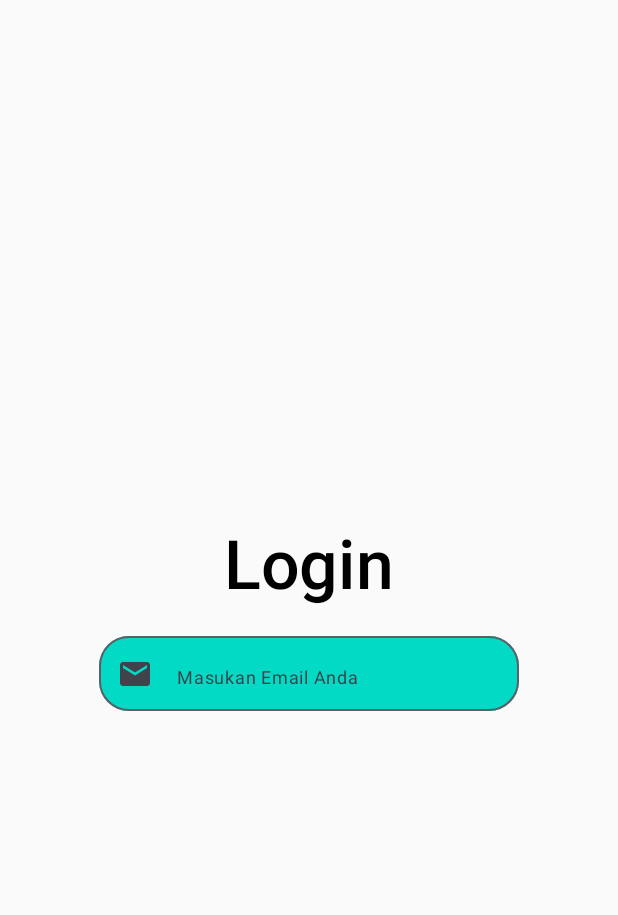
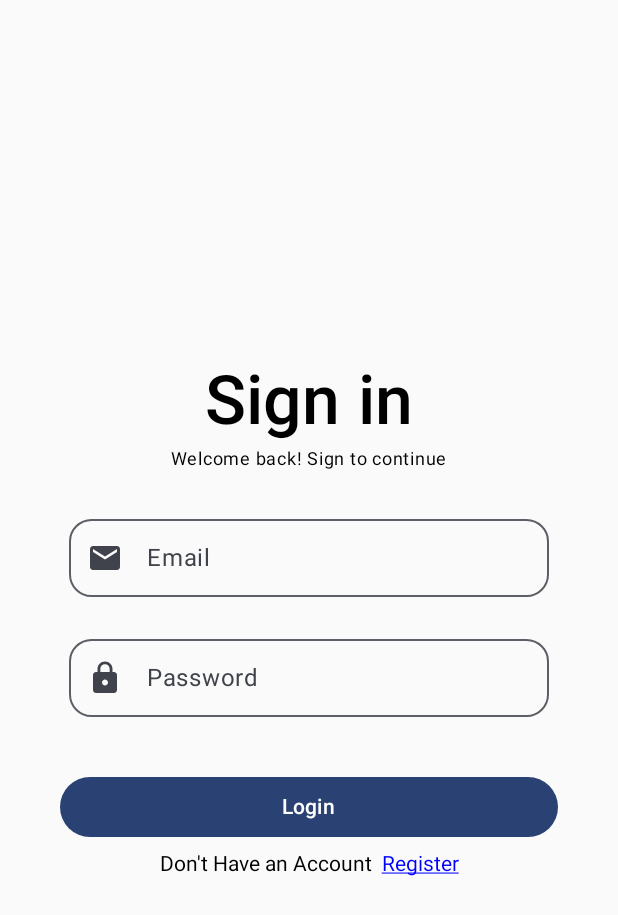
Before and after one commit to CH2-PS324/palomade_compose, an Android app built with Jetpack Compose: the @Preview function LoginScreenPreview, on a phone screen of 412 x 824 dp. Shown: the top 915 px of the screen. Run offline under Robolectric (Android 15) with nearby library versions, the phone set to English and light mode, and no system bars.

Commit message:
login udah terbentuk

```diff
--- a/app/build.gradle.kts
+++ b/app/build.gradle.kts
@@ -50,6 +50,7 @@ android {
 }
 
 dependencies {
+    //splash api
     implementation("androidx.core:core-splashscreen:1.0.1")
 
     implementation("androidx.core:core-ktx:1.12.0")
@@ -59,7 +60,7 @@ dependencies {
     implementation("androidx.compose.ui:ui")
     implementation("androidx.compose.ui:ui-graphics")
     implementation("androidx.compose.ui:ui-tooling-preview")
-    implementation("androidx.compose.material3:material3")
+    implementation("androidx.compose.material3:material3:1.1.2")
     implementation("androidx.appcompat:appcompat:1.6.1")
     implementation("com.google.android.material:material:1.10.0")
     implementation("androidx.constraintlayout:constraintlayout:2.1.4")
--- a/app/src/main/java/com/example/palomadeapps/ui/screen/auth/LoginScreen.kt
+++ /dev/null
@@ -1,113 +0,0 @@
-package com.example.palomadeapps.ui.screen.auth
-
-import androidx.compose.foundation.background
-import androidx.compose.foundation.layout.Arrangement
-import androidx.compose.foundation.layout.Box
-import androidx.compose.foundation.layout.Column
-import androidx.compose.foundation.layout.fillMaxHeight
-import androidx.compose.foundation.layout.fillMaxWidth
-import androidx.compose.foundation.layout.height
-import androidx.compose.foundation.layout.padding
-import androidx.compose.foundation.rememberScrollState
-import androidx.compose.foundation.shape.RoundedCornerShape
-import androidx.compose.material.icons.Icons
-import androidx.compose.material.icons.filled.Email
-import androidx.compose.material3.ExperimentalMaterial3Api
-import androidx.compose.material3.Icon
-import androidx.compose.material3.OutlinedTextField
-import androidx.compose.material3.Text
-import androidx.compose.runtime.Composable
-import androidx.compose.runtime.getValue
-import androidx.compose.runtime.mutableStateOf
-import androidx.compose.runtime.remember
-import androidx.compose.runtime.saveable.rememberSaveable
-import androidx.compose.runtime.setValue
-import androidx.compose.ui.Alignment
-import androidx.compose.ui.Modifier
-import androidx.compose.ui.platform.LocalContext
-import androidx.compose.ui.res.colorResource
-import androidx.compose.ui.res.stringResource
-import androidx.compose.ui.text.font.FontWeight
-import androidx.compose.ui.tooling.preview.Preview
-import androidx.compose.ui.unit.dp
-import androidx.compose.ui.unit.sp
-import com.example.palomadeapps.R
-import com.example.palomadeapps.ui.components.TxtItem
-import com.example.palomadeapps.ui.theme.PalomadeAppsTheme
-
-@OptIn(ExperimentalMaterial3Api::class)
-@Composable
-fun LoginScreen (
-    modifier: Modifier = Modifier
-){
-    val scrollStateHorizontal = rememberScrollState()
-    val scrollStateVertical = rememberScrollState()
-
-    val context = LocalContext.current
-
-    var email by rememberSaveable {
-        mutableStateOf("")
-    }
-    var password by rememberSaveable {
-        mutableStateOf("")
-    }
-    var showPassword by remember { mutableStateOf(false) }
-
-    Box (
-        contentAlignment = Alignment.Center,
-        modifier = Modifier
-    ){
-        Column ( modifier = Modifier
-            .fillMaxWidth()
-            .fillMaxHeight()
-            .background(
-                colorResource(id = R.color.white)
-            ),
-            verticalArrangement = Arrangement.Center,
-            horizontalAlignment = Alignment.CenterHorizontally,
-            ){
-            TxtItem(
-                desc = stringResource(id = R.string.login),
-                fontWeight = FontWeight.SemiBold,
-                fontSize = 45.sp,
-            )
-
-            OutlinedTextField(
-                value = email,
-                onValueChange = { newEmail ->
-                    email = newEmail
-                },
-                modifier = Modifier
-                    .padding(top = 20.dp)
-                    .background(
-                        color = colorResource(id = R.color.teal_200),
-                        shape = RoundedCornerShape(20.dp)
-                    )
-                    .height(50.dp),
-                placeholder = {
-                    Text(
-                        text = "Masukan Email Anda",
-                        fontSize = 12.sp,
-                    )
-                },
-                leadingIcon = {
-                    Icon(
-                        imageVector = Icons.Default.Email,
-                        contentDescription = "Email Icon"
-                    )
-                },
-                shape = RoundedCornerShape(20.dp),
-                maxLines = 1,
-            )
-        }
-    }
-
-}
-
-@Preview(showBackground = true)
-@Composable
-fun LoginScreenPreview() {
-    PalomadeAppsTheme {
-        LoginScreen()
-    }
-}
--- /dev/null
+++ b/app/src/main/java/com/example/palomadeapps/ui/screen/auth/login/LoginScreen.kt
@@ -0,0 +1,222 @@
+package com.example.palomadeapps.ui.screen.auth.login
+
+import android.widget.Toast
+import androidx.compose.foundation.background
+import androidx.compose.foundation.layout.Arrangement
+import androidx.compose.foundation.layout.Box
+import androidx.compose.foundation.layout.Column
+import androidx.compose.foundation.layout.Row
+import androidx.compose.foundation.layout.fillMaxHeight
+import androidx.compose.foundation.layout.fillMaxWidth
+import androidx.compose.foundation.layout.height
+import androidx.compose.foundation.layout.padding
+import androidx.compose.foundation.layout.width
+import androidx.compose.foundation.rememberScrollState
+import androidx.compose.foundation.shape.RoundedCornerShape
+import androidx.compose.foundation.text.ClickableText
+import androidx.compose.foundation.text.KeyboardOptions
+import androidx.compose.material.icons.Icons
+import androidx.compose.material.icons.filled.Email
+import androidx.compose.material.icons.filled.Lock
+import androidx.compose.material3.Button
+import androidx.compose.material3.ExperimentalMaterial3Api
+import androidx.compose.material3.Icon
+import androidx.compose.material3.OutlinedTextField
+import androidx.compose.material3.Text
+import androidx.compose.runtime.Composable
+import androidx.compose.runtime.getValue
+import androidx.compose.runtime.mutableStateOf
+import androidx.compose.runtime.remember
+import androidx.compose.runtime.saveable.rememberSaveable
+import androidx.compose.runtime.setValue
+import androidx.compose.ui.Alignment
+import androidx.compose.ui.Modifier
+import androidx.compose.ui.focus.FocusRequester
+import androidx.compose.ui.focus.focusRequester
+import androidx.compose.ui.focus.onFocusChanged
+import androidx.compose.ui.platform.LocalContext
+import androidx.compose.ui.res.colorResource
+import androidx.compose.ui.res.stringResource
+import androidx.compose.ui.text.font.FontWeight
+import androidx.compose.ui.text.input.KeyboardType
+import androidx.compose.ui.tooling.preview.Preview
+import androidx.compose.ui.unit.dp
+import androidx.compose.ui.unit.sp
+import com.example.palomadeapps.R
+import com.example.palomadeapps.ui.components.TxtItem
+import com.example.palomadeapps.ui.theme.PalomadeAppsTheme
+import androidx.compose.ui.graphics.Color
+import androidx.compose.ui.text.SpanStyle
+import androidx.compose.ui.text.buildAnnotatedString
+import androidx.compose.ui.text.style.TextDecoration
+import androidx.compose.ui.text.withStyle
+
+@OptIn(ExperimentalMaterial3Api::class)
+@Composable
+fun LoginScreen (
+    modifier: Modifier = Modifier
+){
+    val scrollStateHorizontal = rememberScrollState()
+    val scrollStateVertical = rememberScrollState()
+
+    val context = LocalContext.current
+
+    var email by rememberSaveable {
+        mutableStateOf("")
+    }
+    var password by rememberSaveable {
+        mutableStateOf("")
+    }
+    var showPassword by remember { mutableStateOf(false) }
+
+    val focusRequester = remember { FocusRequester() }
+
+    var isFocused by remember { mutableStateOf(false) }
+
+    val wasFocused = remember { isFocused }
+
+    val register = "Register"
+    val registerText = buildAnnotatedString {
+        append("Don't Have an Account  ")
+        withStyle(style = SpanStyle(color = Color.Blue, textDecoration = TextDecoration.Underline)) {
+            pushStringAnnotation(tag = register, annotation = register )
+            append(register)
+        }
+    }
+
+    Box (
+        contentAlignment = Alignment.Center,
+        modifier = Modifier
+    ){
+        Column ( modifier = Modifier
+            .fillMaxWidth()
+            .fillMaxHeight()
+            .background(
+                colorResource(id = R.color.white)
+            ),
+            verticalArrangement = Arrangement.Center,
+            horizontalAlignment = Alignment.CenterHorizontally,
+            ){
+            TxtItem(
+                desc = stringResource(id = R.string.login),
+                fontWeight = FontWeight.SemiBold,
+                fontSize = 45.sp,
+            )
+            TxtItem(
+                desc = stringResource(id = R.string.titleLogin),
+                fontSize = 12.sp,
+            )
+
+            OutlinedTextField(
+                value = email,
+                leadingIcon = {
+                    Icon(
+                        imageVector = Icons.Default.Email,
+                        contentDescription = "Email Icon"
+                    )
+                },
+
+                label = { Text(text = "Email") },
+                keyboardOptions = KeyboardOptions(keyboardType = KeyboardType.Email),
+                singleLine = true,
+                onValueChange = { newInput ->
+                    email = newInput
+                },
+                shape = RoundedCornerShape(size = 15.dp),
+                modifier = Modifier
+                    .padding(top = 20.dp)
+                    .background(
+                        color = colorResource(id = R.color.white),
+                        shape = RoundedCornerShape(15.dp)
+                    )
+                    .height(60.dp)
+                    .width(320.dp)
+                    .focusRequester(focusRequester)
+                    .onFocusChanged {
+                        isFocused = it.isFocused
+                    },
+            )
+
+            OutlinedTextField(
+                value = password,
+                onValueChange = { newPassword ->
+                    password = newPassword
+                },
+                modifier = Modifier
+                    .padding(top = 20.dp)
+                    .background(
+                        color = colorResource(id = R.color.white),
+                        shape = RoundedCornerShape(15.dp)
+                    )
+                    .height(60.dp)
+                    .width(320.dp)
+                    .focusRequester(focusRequester)
+                    .onFocusChanged {
+                        isFocused = it.isFocused
+                    },
+                leadingIcon = {
+                    Icon(
+                        imageVector = Icons.Default.Lock,
+                        contentDescription = "Password Icon"
+                    )
+                },
+
+                label = {
+                    Text(
+                        text = "Password"
+                    )
+                },
+                keyboardOptions = KeyboardOptions(keyboardType = KeyboardType.Email),
+                singleLine = true,
+//                placeholder = {
+//                    Text(
+//                        text = "Masukan Email Anda",
+//                        fontSize = 12.sp,
+//                    )
+//                },
+                shape = RoundedCornerShape(15.dp),
+                maxLines = 1,
+            )
+
+            Row (
+                modifier = Modifier
+                    .fillMaxWidth(1f)
+                    .padding(top = 40.dp)
+            ){
+                Button(
+                    modifier = Modifier
+                        .fillMaxWidth(1f)
+                        .height(40.dp)
+                        .padding(start = 40.dp, end = 40.dp),
+                    onClick = { /*TODO*/ }
+
+                ) {
+                    Text(
+                        text = "Login"
+                    )
+                }
+            }
+            Row (
+                modifier = Modifier
+                    .fillMaxWidth(1f)
+                    .padding(top = 10.dp),
+                horizontalArrangement = Arrangement.Center
+            ) {
+                ClickableText(
+                    text = registerText ,
+                    onClick = {
+                        Toast.makeText(context, "Menuju Register", Toast.LENGTH_SHORT).show()
+                    }
+                )
+            }
+        }
+    }
+}
+
+@Preview(showBackground = true)
+@Composable
+fun LoginScreenPreview() {
+    PalomadeAppsTheme {
+        LoginScreen()
+    }
+}
--- a/app/src/main/res/values/strings.xml
+++ b/app/src/main/res/values/strings.xml
@@ -2,7 +2,8 @@
     <string name="app_name">PalomadeApps</string>
     <string name="menu_home">Home</string>
     <string name="menu_cam">Scan</string>
-    <string name="login">Login</string>
+    <string name="login">Sign in</string>
     <string name="menu_profile">Profile</string>
     <string name="scroll_to_top">Scroll to Top</string>
+    <string name="titleLogin">Welcome back! Sign to continue</string>
 </resources>
```
